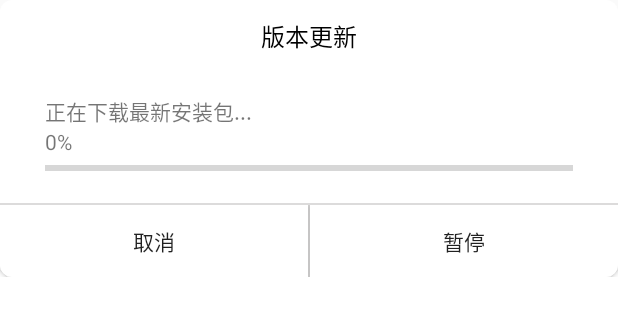
After one commit to TwilightKHQ/MyPlayAndroid, an Android app: the layout mydialog_layout.xml on its own in the app's theme, with its tools: preview values and no code run, on a phone screen of 412 x 824 dp. The commit adds this screen. Shown: the top 316 px of the screen. Run offline under Robolectric (Android 15) with nearby library versions, the phone set to English and light mode, and no system bars.

Commit message:
完成检查更新、添加删除安装包(反应较慢)

```diff
--- a/app/src/main/java/com/example/myplayandroid/DownloadTask.java
+++ b/app/src/main/java/com/example/myplayandroid/DownloadTask.java
@@ -117,6 +117,7 @@ public class DownloadTask extends AsyncTask<String, Integer, Integer> {
         if (progress > lastProgress) {
             //更新下载进度
             listener.onProgress(progress);
+            Log.d("sm_bug", "progress："+progress);
             lastProgress = progress;
         }
     }
--- /dev/null
+++ b/app/src/main/res/drawable/bg_dialog_left_white.xml
@@ -0,0 +1,5 @@
+<?xml version="1.0" encoding="utf-8"?>
+<shape xmlns:android="http://schemas.android.com/apk/res/android" android:shape="rectangle">
+    <solid android:color="#FFFFFF" />
+    <corners android:bottomLeftRadius="8dp" />
+</shape>
--- /dev/null
+++ b/app/src/main/res/drawable/bg_dialog_right_white.xml
@@ -0,0 +1,5 @@
+<?xml version="1.0" encoding="utf-8"?>
+<shape xmlns:android="http://schemas.android.com/apk/res/android" android:shape="rectangle">
+    <solid android:color="#FFFFFF" />
+    <corners android:bottomRightRadius="8dp" />
+</shape>
--- /dev/null
+++ b/app/src/main/res/drawable/bg_round_white.xml
@@ -0,0 +1,5 @@
+<?xml version="1.0" encoding="utf-8"?>
+<shape xmlns:android="http://schemas.android.com/apk/res/android" android:shape="rectangle">
+    <solid android:color="#FFFFFF" />
+    <corners android:radius="8dp" />
+</shape>
--- /dev/null
+++ b/app/src/main/res/layout/mydialog_layout.xml
@@ -0,0 +1,79 @@
+<?xml version="1.0" encoding="utf-8"?>
+<LinearLayout
+    xmlns:android="http://schemas.android.com/apk/res/android"
+    android:id="@+id/my_dialog"
+    android:background="@drawable/bg_round_white"
+    android:layout_width="match_parent"
+    android:layout_height="match_parent"
+    android:orientation="vertical">
+
+        <TextView
+            android:id="@+id/dialog_title"
+            android:layout_width="match_parent"
+            android:layout_height="wrap_content"
+            android:gravity="center"
+            android:padding="12dp"
+            android:textSize="16sp"
+            android:text="版本更新"
+            android:textColor="#000000"/>
+
+        <TextView
+            android:id="@+id/dialog_text"
+            android:text="正在下载最新安装包..."
+            android:paddingTop="15dp"
+            android:paddingLeft="30dp"
+            android:layout_width="match_parent"
+            android:layout_height="wrap_content" />
+
+        <TextView
+            android:id="@+id/progress_percent"
+            android:layout_width="match_parent"
+            android:layout_height="wrap_content"
+            android:paddingLeft="30dp"
+            android:text="0%"/>
+
+        <ProgressBar
+            android:id="@+id/progress"
+            android:layout_width="match_parent"
+            android:layout_height="wrap_content"
+            android:paddingBottom="15dp"
+            android:paddingLeft="30dp"
+            android:paddingRight="30dp"
+            style="?android:attr/progressBarStyleHorizontal"
+            android:progress="0"
+            android:max="100"/>
+
+        <View
+            android:layout_width="match_parent"
+            android:layout_height="1dp"
+            android:background="#dcdbdb"/>
+
+        <!--一行并排平分的按钮-->
+        <LinearLayout
+            android:layout_width="fill_parent"
+            android:layout_height="wrap_content"
+            android:orientation="horizontal">
+
+            <Button
+                android:id="@+id/button_cancelled"
+                android:layout_height="wrap_content"
+                android:layout_width="0dp"
+                android:layout_weight="1"
+                android:background="@drawable/bg_dialog_left_white"
+                android:text="@string/button_cancelled"/>
+
+            <View
+                android:layout_width="1dp"
+                android:layout_height="match_parent"
+                android:background="#dcdbdb"/>
+
+            <Button
+                android:id="@+id/button_paused"
+                android:layout_height="wrap_content"
+                android:background="@drawable/bg_dialog_right_white"
+                android:layout_width="0dp"
+                android:layout_weight="1"
+                android:text="@string/button_paused"/>
+
+        </LinearLayout>
+</LinearLayout>
--- a/app/src/main/res/values/strings.xml
+++ b/app/src/main/res/values/strings.xml
@@ -14,6 +14,9 @@
 
     <string name="setting_common">通用设置</string>
 
+    <string name="button_cancelled">取消</string>
+    <string name="button_paused">暂停</string>
+
     <string name="url_ArticleList">https://www.wanandroid.com/article/list/0/json</string>
 
     <string name="update_info">https://raw.githubusercontent.com/twilightkhq/MyPlayAndroid/master/Json/info_version.json</string>
```
Also changed, not shown: app/src/main/java/com/example/myplayandroid/ActivityMenu.java (+135 -76 lines), app/src/main/java/com/example/myplayandroid/Util/MyDialog.java (added, +70 -0 lines), app/src/main/java/com/example/myplayandroid/Util/MyProgressBarDialog.java (added, +78 -0 lines), app/src/main/res/values/styles.xml (+16 -0 lines), app/src/main/res/mipmap-xxxhdpi/delete.png (added).
